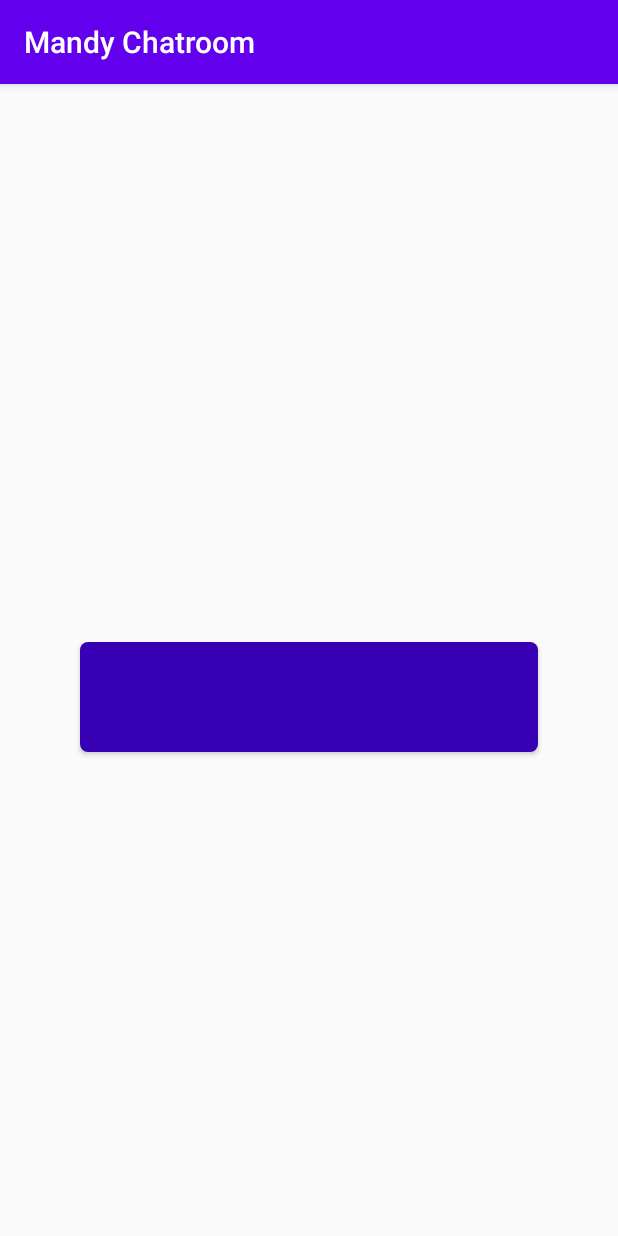
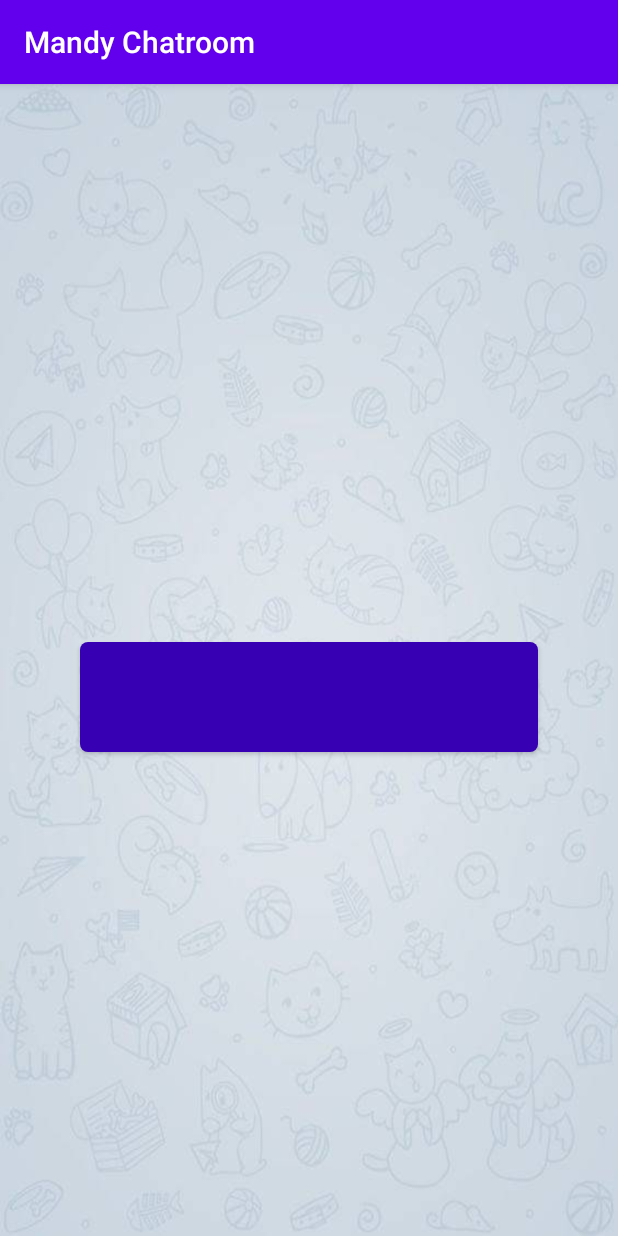
Before and after one commit to Andrew-1000/ChatAppMVVM, an Android app: the screen it shows after launch (LoginActivity), on a phone screen of 412 x 824 dp. Run offline under Robolectric (Android 15) with nearby library versions, the phone set to English and light mode, and no system bars; our stand-ins replace Firebase (no records; nobody signed in at launch, a user with empty details on screens opened directly), data binding; libraries missing offline, so code that uses them is left out: es.dmoral.toasty; 2 statements that could not run were skipped.

Commit message:
Background added to start page..

```diff
--- a/app/src/main/res/layout/activity_login.xml
+++ b/app/src/main/res/layout/activity_login.xml
@@ -14,6 +14,7 @@
         android:layout_width="match_parent"
         android:orientation="vertical"
         android:gravity="center"
+        android:background="@drawable/chatbg"
         android:layout_height="match_parent">
 
         <Button
```
